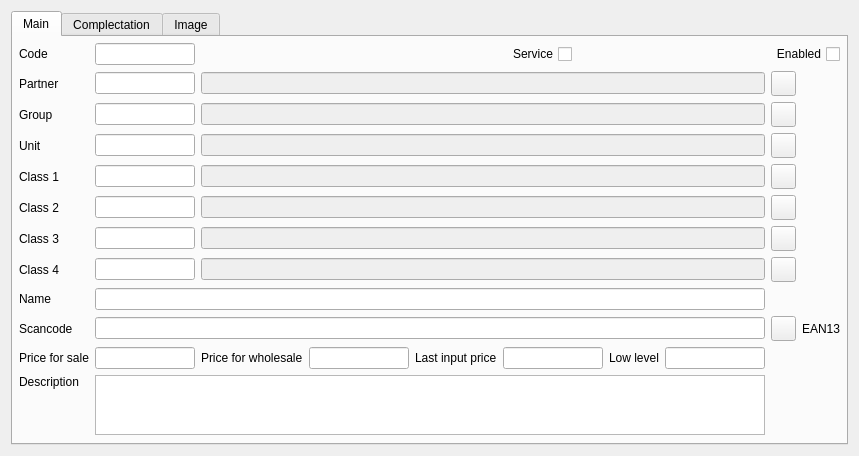
Above: Editors/ce5goods.ui from End1-1/Cafe5 before the change. Below: the same form after it.
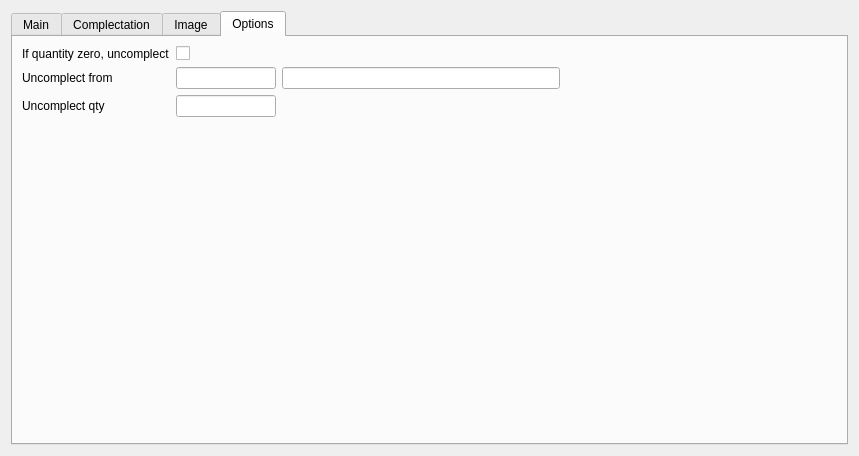
That is the form after the change. The open tabs and pages were chosen to show the change. Icons and pictures are not drawn. Custom widgets are drawn as their Qt base class.

Diff of the .ui file:
```diff
--- a/Editors/ce5goods.ui
+++ b/Editors/ce5goods.ui
@@ -1140,6 +1140,102 @@
        </item>
       </layout>
      </widget>
+     <widget class="QWidget" name="tab_4">
+      <attribute name="title">
+       <string>Options</string>
+      </attribute>
+      <layout class="QGridLayout" name="gridLayout_3">
+       <item row="0" column="1">
+        <widget class="QCheckBox" name="chUncomplectIfZero">
+         <property name="text">
+          <string/>
+         </property>
+        </widget>
+       </item>
+       <item row="1" column="3">
+        <spacer name="horizontalSpacer">
+         <property name="orientation">
+          <enum>Qt::Horizontal</enum>
+         </property>
+         <property name="sizeHint" stdset="0">
+          <size>
+           <width>40</width>
+           <height>20</height>
+          </size>
+         </property>
+        </spacer>
+       </item>
+       <item row="0" column="0">
+        <widget class="QLabel" name="label_2">
+         <property name="text">
+          <string>If quantity zero, uncomplect</string>
+         </property>
+        </widget>
+       </item>
+       <item row="1" column="2">
+        <widget class="C5LineEditWithSelector" name="leUncomplectGoodsName"/>
+       </item>
+       <item row="1" column="1">
+        <widget class="C5LineEditWithSelector" name="leUncomplectGoods">
+         <property name="minimumSize">
+          <size>
+           <width>0</width>
+           <height>0</height>
+          </size>
+         </property>
+         <property name="maximumSize">
+          <size>
+           <width>100</width>
+           <height>16777215</height>
+          </size>
+         </property>
+        </widget>
+       </item>
+       <item row="3" column="1">
+        <spacer name="verticalSpacer">
+         <property name="orientation">
+          <enum>Qt::Vertical</enum>
+         </property>
+         <property name="sizeHint" stdset="0">
+          <size>
+           <width>20</width>
+           <height>40</height>
+          </size>
+         </property>
+        </spacer>
+       </item>
+       <item row="1" column="0">
+        <widget class="QLabel" name="label_3">
+         <property name="text">
+          <string>Uncomplect from</string>
+         </property>
+        </widget>
+       </item>
+       <item row="2" column="0">
+        <widget class="QLabel" name="label_4">
+         <property name="text">
+          <string>Uncomplect qty</string>
+         </property>
+        </widget>
+       </item>
+       <item row="2" column="1">
+        <widget class="C5LineEdit" name="leUncomplectGoodsQty">
+         <property name="minimumSize">
+          <size>
+           <width>0</width>
+           <height>0</height>
+          </size>
+         </property>
+         <property name="maximumSize">
+          <size>
+           <width>100</width>
+           <height>16777215</height>
+          </size>
+         </property>
+        </widget>
+       </item>
+      </layout>
+     </widget>
     </widget>
    </item>
   </layout>
```
